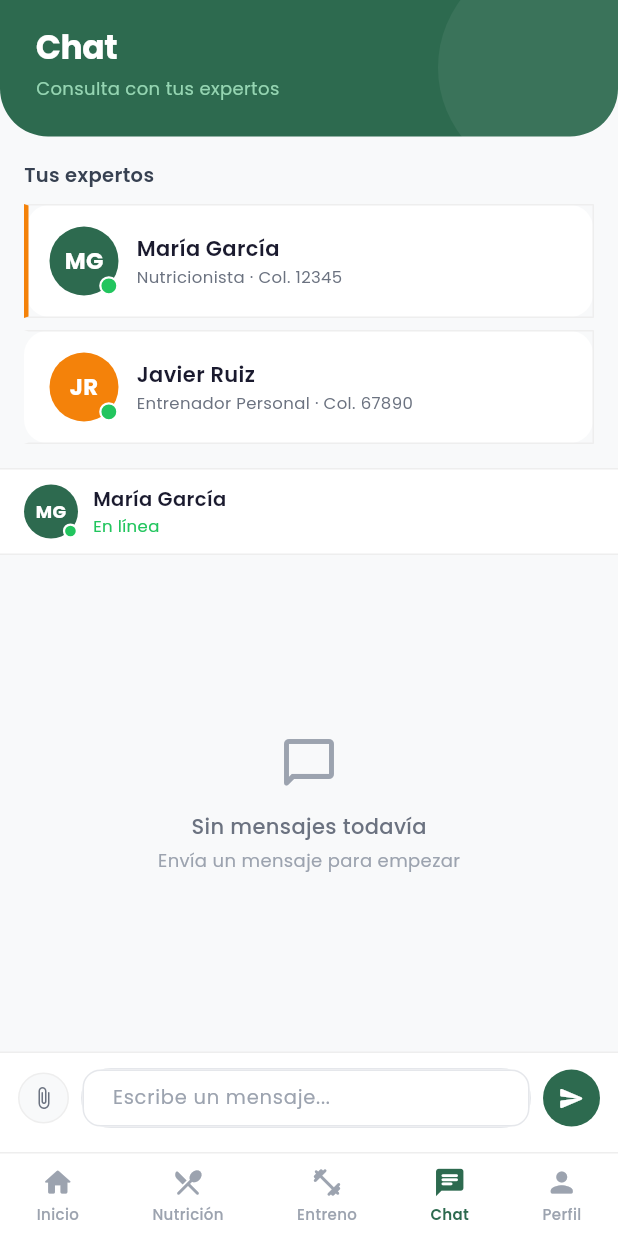
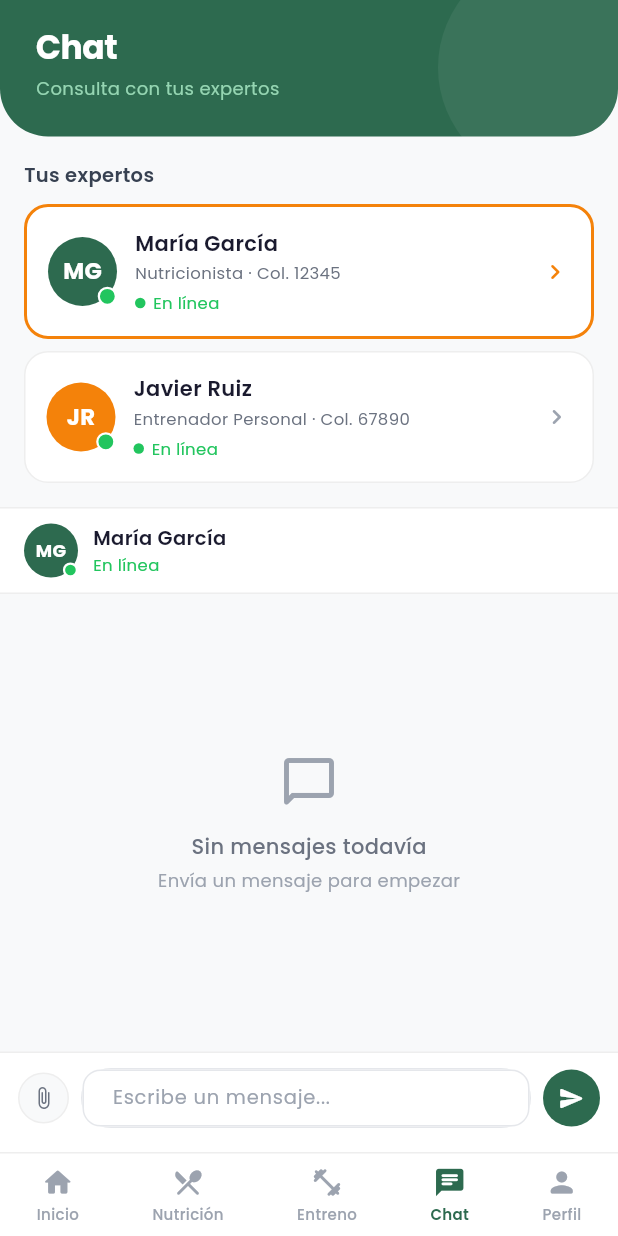
Before and after one commit to alecorbel37/tfc-fitguide, a Flutter app: the ChatScreen screen opened by its route, on a phone screen of 412 x 824 dp. Run offline on Flutter 3.47's test engine with Material 3 defaults, Android fonts, the light colour scheme and no system bars; our stand-ins replace cloud_firestore, firebase_auth, firebase_core; accounts and stored records are empty; network calls fail.

Commit message:
Mejora de las tarjetas de expertos con borde y estado

```diff
--- a/lib/src/screens/chat/chat_screen.dart
+++ b/lib/src/screens/chat/chat_screen.dart
@@ -209,14 +209,9 @@ class _ChatScreenState extends State<ChatScreen> {
         decoration: BoxDecoration(
           color: AppColors.white,
           borderRadius: BorderRadius.circular(16),
-          border: Border(
-            left: BorderSide(
-              color: isSelected ? AppColors.accent : Colors.transparent,
-              width: 3,
-            ),
-            top: BorderSide(color: AppColors.border),
-            right: BorderSide(color: AppColors.border),
-            bottom: BorderSide(color: AppColors.border),
+          border: Border.all(
+            color: isSelected ? AppColors.accent : AppColors.border,
+            width: isSelected ? 2 : 1,
           ),
         ),
         child: Row(
@@ -241,7 +236,7 @@ class _ChatScreenState extends State<ChatScreen> {
                       color: AppColors.textPrimary,
                     ),
                   ),
-                  const SizedBox(height: 1),
+                  const SizedBox(height: 2),
                   Text(
                     '${expert['role']} · ${expert['college']}',
                     style: const TextStyle(
@@ -250,8 +245,41 @@ class _ChatScreenState extends State<ChatScreen> {
                       color: AppColors.textSecondary,
                     ),
                   ),
+                  const SizedBox(height: 4),
+                  Row(
+                    children: [
+                      Container(
+                        width: 7,
+                        height: 7,
+                        decoration: BoxDecoration(
+                          color: expert['isOnline'] as bool
+                              ? AppColors.online
+                              : AppColors.textHint,
+                          shape: BoxShape.circle,
+                        ),
+                      ),
+                      const SizedBox(width: 5),
+                      Text(
+                        expert['isOnline'] as bool
+                            ? 'En línea'
+                            : 'Desconectado',
+                        style: TextStyle(
+                          fontFamily: 'Poppins',
+                          fontSize: 11,
+                          color: expert['isOnline'] as bool
+                              ? AppColors.online
+                              : AppColors.textHint,
+                        ),
+                      ),
+                    ],
+                  ),
                 ],
               ),
+            ),
+            Icon(
+              Icons.chevron_right_rounded,
+              color: isSelected ? AppColors.accent : AppColors.textHint,
+              size: 20,
             ),
           ],
         ),
```
